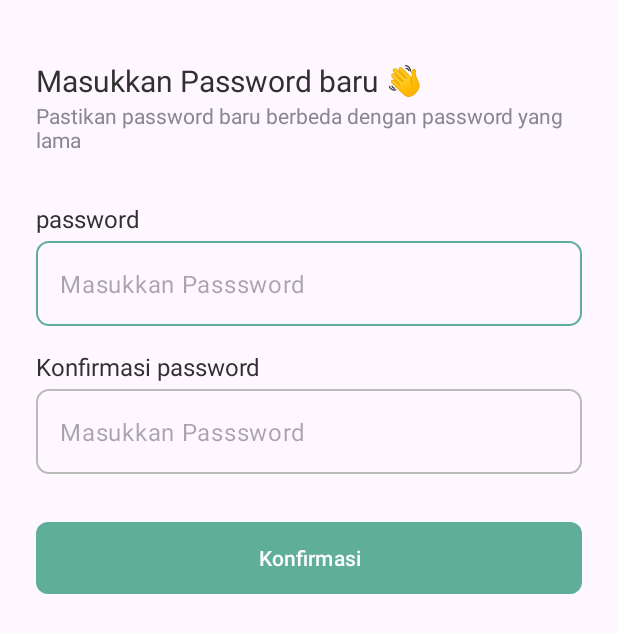
After one commit to MuhammadFarrel4148/U-Meal-Team-Capstone, an Android app: the NewPasswordActivity screen opened directly, with no data from a screen before it, on a phone screen of 412 x 824 dp. The commit adds this screen. Shown: the top 633 px of the screen. Run offline under Robolectric (Android 15) with nearby library versions, the phone set to English and light mode, and no system bars.

Commit message:
feat: add forgot password feature

```diff
--- /dev/null
+++ b/MD/app/src/main/java/com/example/umeal/auth/forgot_password/NewPasswordActivity.kt
@@ -0,0 +1,21 @@
+package com.example.umeal.auth.forgot_password
+
+import android.os.Bundle
+import androidx.activity.enableEdgeToEdge
+import androidx.appcompat.app.AppCompatActivity
+import androidx.core.view.ViewCompat
+import androidx.core.view.WindowInsetsCompat
+import com.example.umeal.R
+
+class NewPasswordActivity : AppCompatActivity() {
+    override fun onCreate(savedInstanceState: Bundle?) {
+        super.onCreate(savedInstanceState)
+
+        setContentView(R.layout.activity_new_password)
+        ViewCompat.setOnApplyWindowInsetsListener(findViewById(R.id.main)) { v, insets ->
+            val systemBars = insets.getInsets(WindowInsetsCompat.Type.systemBars())
+            v.setPadding(systemBars.left, systemBars.top, systemBars.right, systemBars.bottom)
+            insets
+        }
+    }
+}
--- a/MD/app/src/main/java/com/example/umeal/auth/login/ui/LoginActivity.kt
+++ b/MD/app/src/main/java/com/example/umeal/auth/login/ui/LoginActivity.kt
@@ -17,6 +17,7 @@ import androidx.core.widget.doOnTextChanged
 import androidx.lifecycle.ViewModelProvider
 import androidx.lifecycle.lifecycleScope
 import com.example.umeal.R
+import com.example.umeal.auth.forgot_password.ForgotPasswordActivity
 import com.example.umeal.auth.signup.ui.RegisterActivity
 import com.example.umeal.auth.signup.ui.RegisterViewModel
 import com.example.umeal.auth.signup.ui.RegisterViewModelFactory
@@ -91,6 +92,10 @@ class LoginActivity : AppCompatActivity() {
             } else {
                 loginUser(name, email, password)
             }
+        }
+
+        binding.btnForgotPassword.setOnClickListener {
+            startActivity(Intent(this, ForgotPasswordActivity::class.java))
         }
     }
 
--- a/MD/app/src/main/java/com/example/umeal/home/ui/scan/ScanResult.kt
+++ b/MD/app/src/main/java/com/example/umeal/home/ui/scan/ScanResult.kt
@@ -1,8 +1,10 @@
 package com.example.umeal.home.ui.scan
 
+import android.annotation.SuppressLint
 import android.content.ContentResolver
 import android.content.Context
 import android.content.Intent
+import android.content.pm.ActivityInfo
 import android.graphics.Bitmap
 import android.graphics.BitmapFactory
 import android.net.Uri
@@ -42,8 +44,10 @@ class ScanResult : AppCompatActivity() {
     private var uploadJob: Job = Job()
     private lateinit var binding: ActivityScanResultBinding
 
+    @SuppressLint("SourceLockedOrientationActivity")
     override fun onCreate(savedInstanceState: Bundle?) {
         super.onCreate(savedInstanceState)
+        requestedOrientation = ActivityInfo.SCREEN_ORIENTATION_PORTRAIT
         binding = ActivityScanResultBinding.inflate(layoutInflater)
         setContentView(binding.root)
 
@@ -136,9 +140,11 @@ class ScanResult : AppCompatActivity() {
                     displayScanResults(scanData.result)
                 }
             }
+
             is ResultState.Loading -> {
                 showLoading(true)
             }
+
             is ResultState.Error -> {
                 Toast.makeText(this, R.string.error_add_story, Toast.LENGTH_SHORT).show()
                 val intent = Intent(this, HomeActivity::class.java)
--- /dev/null
+++ b/MD/app/src/main/res/layout/activity_new_password.xml
@@ -0,0 +1,117 @@
+<?xml version="1.0" encoding="utf-8"?>
+<androidx.constraintlayout.widget.ConstraintLayout xmlns:android="http://schemas.android.com/apk/res/android"
+    xmlns:app="http://schemas.android.com/apk/res-auto"
+    xmlns:tools="http://schemas.android.com/tools"
+    android:id="@+id/main"
+    android:layout_width="match_parent"
+    android:layout_height="match_parent"
+    android:padding="24dp"
+    tools:context=".auth.forgot_password.NewPasswordActivity">
+
+    <TextView
+        android:id="@+id/tvWelcomeHeadline"
+        android:layout_width="wrap_content"
+        android:layout_height="wrap_content"
+        android:layout_marginTop="16dp"
+        android:text="@string/enter_new_password"
+        android:textColor="?attr/textAppearanceBody1"
+        android:textSize="20sp"
+        app:layout_constraintStart_toStartOf="parent"
+        app:layout_constraintTop_toTopOf="parent" />
+
+    <TextView
+        android:id="@+id/tvWelcome"
+        android:layout_width="wrap_content"
+        android:layout_height="wrap_content"
+        android:text="@string/password_must_be_different"
+        android:textColor="@color/gray50"
+        android:textSize="14sp"
+        app:layout_constraintStart_toStartOf="@+id/tvWelcomeHeadline"
+        app:layout_constraintTop_toBottomOf="@+id/tvWelcomeHeadline" />
+
+    <TextView
+        android:id="@+id/tvPasswordLabel"
+        android:layout_width="wrap_content"
+        android:layout_height="wrap_content"
+        android:layout_marginTop="32dp"
+        android:text="@string/password"
+        android:textColor="?attr/textAppearanceBody1"
+        android:textSize="16sp"
+        app:layout_constraintStart_toStartOf="@+id/tvWelcome"
+        app:layout_constraintTop_toBottomOf="@+id/tvWelcome" />
+
+    <com.google.android.material.textfield.TextInputLayout
+        android:id="@+id/passwordInputLayout"
+        android:layout_width="match_parent"
+        android:layout_height="wrap_content"
+        android:layout_marginTop="4dp"
+        app:helperTextTextColor="@color/red"
+        app:hintEnabled="false"
+        app:hintTextAppearance="@color/gray30"
+        app:layout_constraintStart_toStartOf="@+id/tvPasswordLabel"
+        app:layout_constraintTop_toBottomOf="@+id/tvPasswordLabel">
+
+        <com.google.android.material.textfield.TextInputEditText
+            android:id="@+id/edtPassword"
+            android:layout_width="match_parent"
+            android:layout_height="wrap_content"
+            android:background="@drawable/text_input_bg"
+            android:hint="@string/enter_password"
+            android:inputType="textPassword"
+            android:singleLine="true" />
+    </com.google.android.material.textfield.TextInputLayout>
+
+    <TextView
+        android:id="@+id/tvConfirmPasswordLabel"
+        android:layout_width="wrap_content"
+        android:layout_height="wrap_content"
+        android:layout_marginTop="16dp"
+        android:text="@string/confirm_password"
+        android:textColor="?attr/textAppearanceBody1"
+        android:textSize="16sp"
+        app:layout_constraintStart_toStartOf="@+id/passwordInputLayout"
+        app:layout_constraintTop_toBottomOf="@+id/passwordInputLayout" />
+
+    <com.google.android.material.textfield.TextInputLayout
+        android:id="@+id/confirmPasswordInputLayout"
+        android:layout_width="match_parent"
+        android:layout_height="wrap_content"
+        android:layout_marginTop="4dp"
+        app:helperTextTextColor="@color/red"
+        app:hintEnabled="false"
+        app:hintTextAppearance="@color/gray30"
+        app:layout_constraintStart_toStartOf="@+id/tvConfirmPasswordLabel"
+        app:layout_constraintTop_toBottomOf="@+id/tvConfirmPasswordLabel">
+
+        <com.google.android.material.textfield.TextInputEditText
+            android:id="@+id/edtConfirmPassword"
+            android:layout_width="match_parent"
+            android:layout_height="wrap_content"
+            android:background="@drawable/text_input_bg"
+            android:hint="@string/enter_password"
+            android:inputType="textPassword"
+            android:singleLine="true" />
+    </com.google.android.material.textfield.TextInputLayout>
+
+    <Button
+        android:id="@+id/btn_confirm"
+        android:layout_width="match_parent"
+        android:layout_height="wrap_content"
+        android:layout_marginTop="32dp"
+        android:background="@drawable/button_ripple_effect"
+        android:text="@string/confirm"
+        android:textColor="@color/white"
+        app:layout_constraintStart_toStartOf="parent"
+        app:layout_constraintTop_toBottomOf="@+id/confirmPasswordInputLayout" />
+
+    <ProgressBar
+        android:id="@+id/progress_bar"
+        android:layout_width="wrap_content"
+        android:layout_height="wrap_content"
+        android:visibility="gone"
+        app:layout_constraintBottom_toBottomOf="parent"
+        app:layout_constraintEnd_toEndOf="parent"
+        app:layout_constraintStart_toStartOf="parent"
+        app:layout_constraintTop_toTopOf="parent" />
+
+</androidx.constraintlayout.widget.ConstraintLayout>
--- a/MD/app/src/main/res/values/strings.xml
+++ b/MD/app/src/main/res/values/strings.xml
@@ -141,6 +141,17 @@
     <string name="meal_time">Sarapan</string>
     <string name="calorie_count">200 Kalori</string>
     <string name="arrow">Arrow</string>
+    <string name="forgot_password">Lupa password?</string>
+    <string name="forgot_password_header">Lupa password 🫣</string>
+    <string name="forgot_password_instruction">Masukkan alamat email untuk mendapatkan verifikasi OTP untuk mereset password</string>
+    <string name="send_otp">Kirim OTP</string>
+    <string name="enter_otp_code">Masukkan kode otp</string>
+    <string name="otp_verification_header">Verifikasi kode OTP 👋</string>
+    <string name="confirm">Konfirmasi</string>
+    <string name="otp_instruction">Masukkan kode verifikasi yang kami kirimkan ke email anda \n\n Kode OTP akan kadaluarsa dalam 1 Jam 🕒</string>
+    <string name="enter_new_password">Masukkan Password baru 👋</string>
+    <string name="password_must_be_different">Pastikan password baru berbeda dengan password yang lama</string>
+    <string name="confirm_password">Konfirmasi password</string>
 
     <string-array name="factor_stress_array">
         <item>Tidak ada stress - 1.1</item>
```
Also changed, not shown: MD/app/src/main/AndroidManifest.xml (+9 -0 lines), MD/app/src/main/java/com/example/umeal/auth/forgot_password/ForgotPasswordActivity.kt (added, +93 -0 lines), MD/app/src/main/java/com/example/umeal/auth/forgot_password/ForgotPasswordViewModel.kt (added, +21 -0 lines), MD/app/src/main/java/com/example/umeal/auth/forgot_password/ForgotPasswordViewModelFactory.kt (added, +16 -0 lines), MD/app/src/main/java/com/example/umeal/auth/forgot_password/OtpActivity.kt (added, +21 -0 lines), MD/app/src/main/java/com/example/umeal/data/repository/DataRepository.kt (+36 -5 lines), MD/app/src/main/java/com/example/umeal/data/response/ForgotPasswordResponse.kt (added, +12 -0 lines), MD/app/src/main/java/com/example/umeal/data/retrofit/ApiService.kt (+7 -0 lines), MD/app/src/main/res/layout/activity_forgot_password.xml (added, +84 -0 lines), MD/app/src/main/res/layout/activity_login.xml (+11 -1 lines), MD/app/src/main/res/layout/activity_otp.xml (added, +64 -0 lines).
